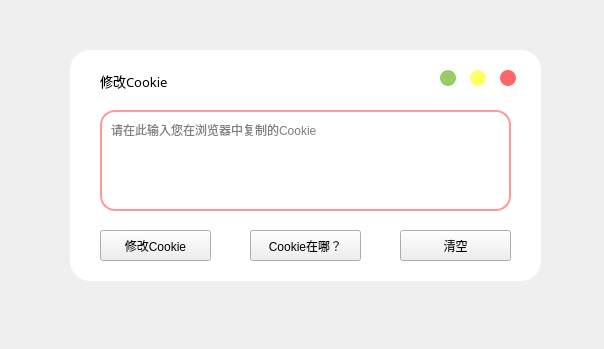
Old version of the form bilidsetting.ui in the repository JimmyLiang-lzm/biliDownloader_GUI.
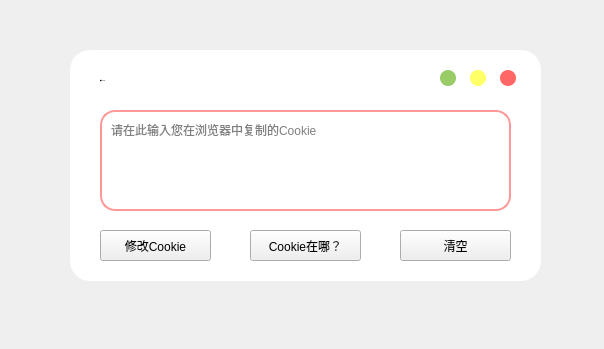
New version of the form. Icons and pictures are not drawn.

Patch:
```diff
--- a/bilidsetting.ui
+++ b/bilidsetting.ui
@@ -237,8 +237,8 @@
     <property name="font">
      <font>
       <family>微软雅黑</family>
-      <pointsize>10</pointsize>
-      <weight>9</weight>
+      <pointsize>-1</pointsize>
+      <weight>50</weight>
       <italic>false</italic>
       <bold>false</bold>
      </font>
```
Left out of the diff: 8 changed lines with no effect on the pictures.
